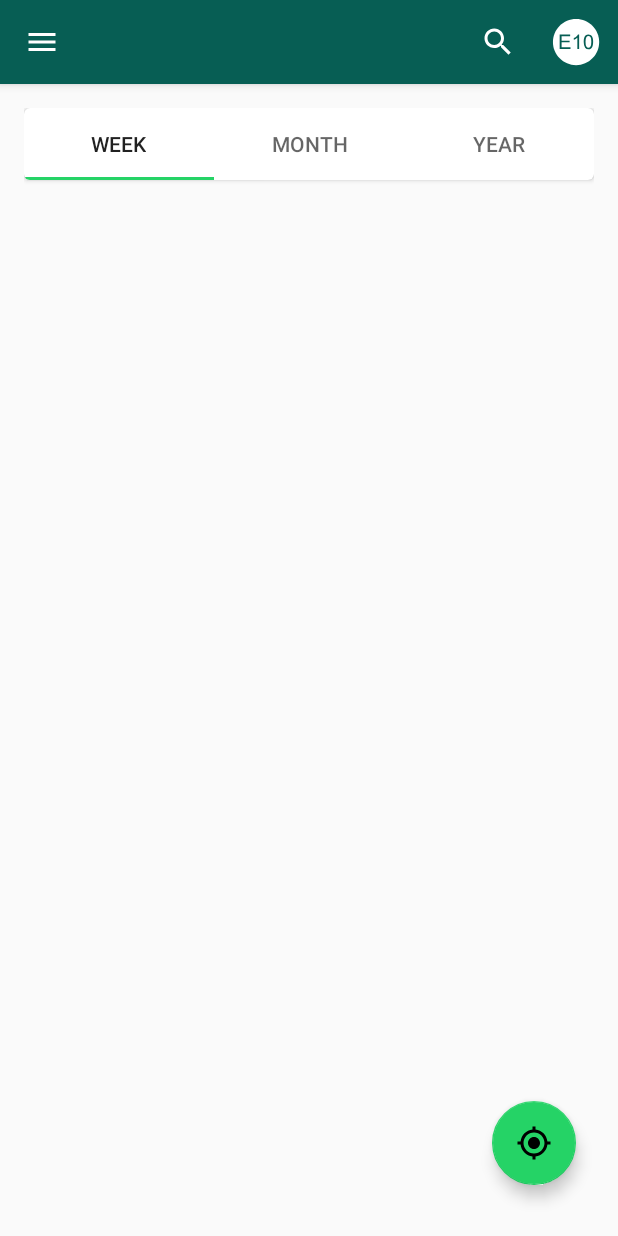
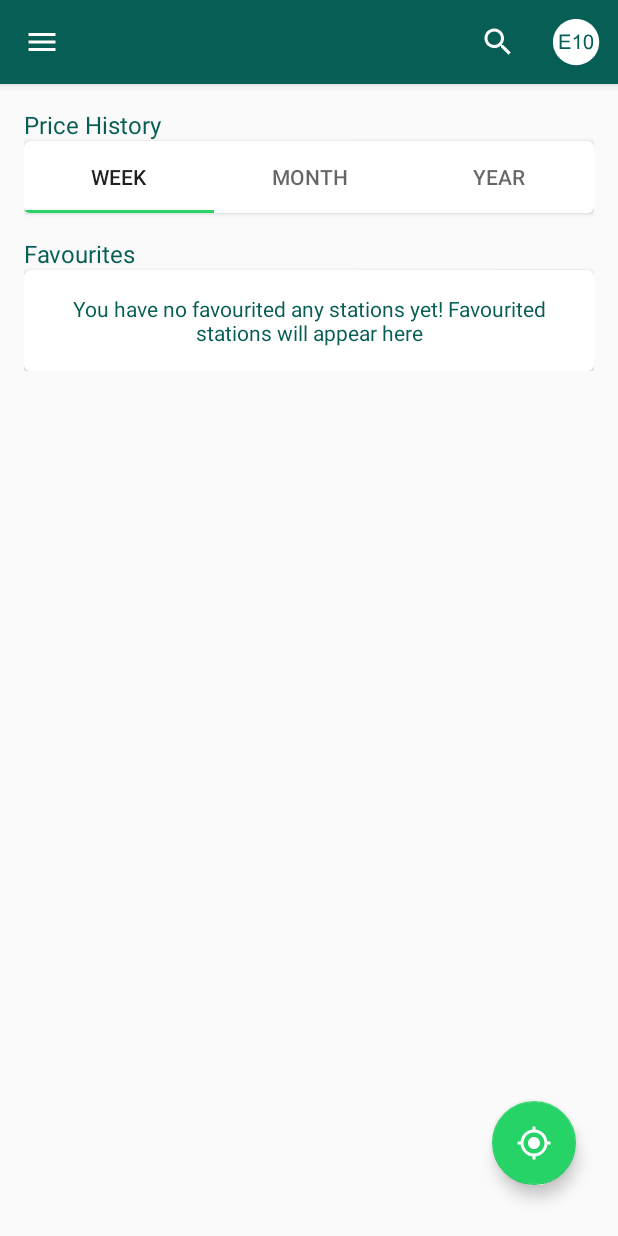
Before and after one commit to mrJayson/PetrolPatrol, an Android app: the HomeActivity screen opened directly, with no data from a screen before it, on a phone screen of 412 x 824 dp. Run offline under Robolectric (Android 15) with nearby library versions, the phone set to English and light mode, and no system bars; our stand-ins replace Volley; libraries missing offline, so code that uses them is left out: com.github.mikephil.charting; plain views replace PercentFrameLayout; network calls fail.

Commit message:
Add colour gradient indicators to list and details display now. Add favourites under the trends chart.

```diff
--- a/app/src/main/java/com/petrolpatrol/petrolpatrol/details/DetailsActivity.java
+++ b/app/src/main/java/com/petrolpatrol/petrolpatrol/details/DetailsActivity.java
@@ -68,7 +68,7 @@ public class DetailsActivity extends BaseActivity {
         getLayoutInflater().inflate(R.layout.activity_details, content);
 
         swipeContainer = (SwipeRefreshLayout) findViewById(R.id.container_swipe_refresh);
-        containerDetailsListView = (RecyclerView) findViewById(R.id.container_list_list);
+        containerDetailsListView = (RecyclerView) findViewById(R.id.container_list_details);
         TextView name = (TextView) findViewById(R.id.details_name);
         name.setText(station.getName());
         TextView address = (TextView) findViewById(R.id.details_address);
--- a/app/src/main/java/com/petrolpatrol/petrolpatrol/home/HomeActivity.java
+++ b/app/src/main/java/com/petrolpatrol/petrolpatrol/home/HomeActivity.java
@@ -5,6 +5,8 @@ import android.support.design.widget.FloatingActionButton;
 import android.support.design.widget.TabLayout;
 import android.os.Bundle;
 import android.support.v4.content.ContextCompat;
+import android.support.v7.widget.LinearLayoutManager;
+import android.support.v7.widget.RecyclerView;
 import android.view.Menu;
 import android.view.MenuItem;
 import android.view.MotionEvent;
@@ -61,9 +63,11 @@ public class HomeActivity extends BaseActivity {
 
     private ChartResolution chartResolution;
 
+    private RecyclerView containerFavouritesListView;
+    private FavouritesAdapter adapter;
 
     private MenuItem fuelTypeMenuItem;
-    private TextView average;
+    private TextView averageTextView;
 
     @Override
     protected void onCreate(Bundle savedInstanceState) {
@@ -71,9 +75,11 @@ public class HomeActivity extends BaseActivity {
 
         getLayoutInflater().inflate(R.layout.activity_home, content);
 
-        average = (TextView) findViewById(R.id.today_price);
+        averageTextView = (TextView) findViewById(R.id.today_price);
 
         chartContainer = (FrameLayout) findViewById(R.id.container_chart);
+
+        containerFavouritesListView = (RecyclerView) findViewById(R.id.container_list_favourites);
 
         averages = new HashMap<>();
         dataWeek = new ArrayList<>();
@@ -124,6 +130,15 @@ public class HomeActivity extends BaseActivity {
                 @Override
                 public void onCompletion(Map<String, Average> res) {
                     averages = res;
+                    // Display the current averageTextView
+                    updateAverage(Preferences.getInstance(getBaseContext()).getString(Preferences.Key.SELECTED_FUELTYPE));
+
+                    // assign the adapter
+                    RecyclerView.LayoutManager layoutManager = new LinearLayoutManager(getBaseContext());
+                    adapter = new FavouritesAdapter(averages, getBaseContext());
+                    adapter.setEmptyView(findViewById(R.id.empty_view_favourites));
+                    containerFavouritesListView.setLayoutManager(layoutManager);
+                    containerFavouritesListView.setAdapter(adapter);
                 }
             });
         }
@@ -174,6 +189,10 @@ public class HomeActivity extends BaseActivity {
             }
             updateVisibility(chartResolution);
         }
+
+        if (adapter != null) {
+            adapter.refresh();
+        }
     }
 
     @Override
@@ -188,6 +207,9 @@ public class HomeActivity extends BaseActivity {
                     int iconID = IDUtils.identify(Utils.fuelTypeToIconName(Preferences.getInstance(getBaseContext()).getString(Preferences.Key.SELECTED_FUELTYPE)), "drawable", getBaseContext());
                     fuelTypeMenuItem.setIcon(iconID);
                     retrieveTrendsData(Preferences.getInstance(getBaseContext()).getString(Preferences.Key.SELECTED_FUELTYPE));
+                    updateAverage(Preferences.getInstance(getBaseContext()).getString(Preferences.Key.SELECTED_FUELTYPE));
+                    adapter.refresh();
+
                 }
             });
         } catch (NoSuchFieldException e) {
@@ -232,11 +254,6 @@ public class HomeActivity extends BaseActivity {
                     chartYear = drawChart(dataYear, ChartResolution.YEAR, chartYear);
                 }
                 updateVisibility(chartResolution);
-
-                if (!averages.isEmpty()) {
-                    Average tp = averages.get(Preferences.getInstance(getBaseContext()).getString(Preferences.Key.SELECTED_FUELTYPE));
-                    average.setText(String.valueOf(tp.getPrice()));
-                }
             }
         });
     }
@@ -428,6 +445,17 @@ public class HomeActivity extends BaseActivity {
         }
     }
 
+    /**
+     * Changes the average price that is displayed to the user based on the selected fueltype.
+     * @param selectedFuelType The new fueltype to display
+     */
+    private void updateAverage(String selectedFuelType) {
+        Average average = averages.get(selectedFuelType);
+        if (average != null) {
+            averageTextView.setText(String.valueOf(average.getPrice()));
+        }
+    }
+
     @Override
     public void startActivity(Intent intent) {
         // Check if search intent
--- a/app/src/main/java/com/petrolpatrol/petrolpatrol/list/ListActivity.java
+++ b/app/src/main/java/com/petrolpatrol/petrolpatrol/list/ListActivity.java
@@ -84,7 +84,7 @@ public class ListActivity extends BaseActivity implements ListAdapter.Listener{
 
         getLayoutInflater().inflate(R.layout.activity_list, content);
 
-        containerList = (RecyclerView) findViewById(R.id.container_list_list);
+        containerList = (RecyclerView) findViewById(R.id.container_list_details);
 
         Preferences pref = Preferences.getInstance(getBaseContext());
 
--- a/app/src/main/res/drawable/ic_my_location_black_24dp.xml
+++ b/app/src/main/res/drawable/ic_my_location_black_24dp.xml
@@ -4,6 +4,6 @@
         android:viewportWidth="24.0"
         android:viewportHeight="24.0">
     <path
-        android:fillColor="#FF000000"
+        android:fillColor="#FFFFFFFF"
         android:pathData="M12,8c-2.21,0 -4,1.79 -4,4s1.79,4 4,4 4,-1.79 4,-4 -1.79,-4 -4,-4zM20.94,11c-0.46,-4.17 -3.77,-7.48 -7.94,-7.94L13,1h-2v2.06C6.83,3.52 3.52,6.83 3.06,11L1,11v2h2.06c0.46,4.17 3.77,7.48 7.94,7.94L11,23h2v-2.06c4.17,-0.46 7.48,-3.77 7.94,-7.94L23,13v-2h-2.06zM12,19c-3.87,0 -7,-3.13 -7,-7s3.13,-7 7,-7 7,3.13 7,7 -3.13,7 -7,7z"/>
 </vector>
--- a/app/src/main/res/layout/activity_details.xml
+++ b/app/src/main/res/layout/activity_details.xml
@@ -16,13 +16,13 @@
 
             <TextView
                     android:id="@+id/details_name"
-                    android:textSize="@dimen/details_name_font_size"
+                    android:textSize="@dimen/font_size_title"
                     android:layout_width="wrap_content"
                     android:layout_height="wrap_content"
                     android:layout_alignParentStart="true"/>
             <TextView
                     android:id="@+id/details_address"
-                    android:textSize="@dimen/details_address_font_size"
+                    android:textSize="@dimen/font_size_subheading"
                     android:layout_width="wrap_content"
                     android:layout_height="wrap_content"
                     android:layout_alignParentStart="true"
@@ -45,7 +45,7 @@
             android:layout_width="match_parent">
 
         <android.support.v7.widget.RecyclerView
-                android:id="@+id/container_list_list"
+                android:id="@+id/container_list_details"
                 android:layout_height="match_parent"
                 android:layout_width="match_parent"
                 android:scrollbars="vertical">
--- a/app/src/main/res/layout/activity_home.xml
+++ b/app/src/main/res/layout/activity_home.xml
@@ -1,24 +1,51 @@
-<LinearLayout
+<FrameLayout
         xmlns:android="http://schemas.android.com/apk/res/android"
         xmlns:tools="http://schemas.android.com/tools"
         xmlns:app="http://schemas.android.com/apk/res-auto"
         android:layout_width="match_parent"
-        android:layout_height="match_parent"
-        android:orientation="vertical">
+        android:layout_height="match_parent">
+
+    <ScrollView
+            android:layout_width="match_parent"
+            android:layout_height="match_parent">
+
+        <LinearLayout
+                android:layout_width="match_parent"
+                android:layout_height="wrap_content"
+                android:orientation="vertical"
+                android:isScrollContainer="true">
 
             <android.support.percent.PercentFrameLayout
                     android:layout_width="match_parent"
                     android:layout_height="wrap_content">
 
-        <TextView
-                android:id="@+id/today_price"
+                <LinearLayout
                         android:layout_width="0dp"
                         android:layout_height="0dp"
+                        android:orientation="vertical"
                         app:layout_widthPercent="100%"
                         app:layout_aspectRatio="178%"
                         android:background="@color/colorPrimary"
-                android:textSize="@dimen/today_price_font_size"
+                        android:paddingStart="@dimen/vertical_margin"
+                        android:paddingEnd="@dimen/vertical_margin"
+                        android:paddingTop="@dimen/horizontal_margin"
+                        android:paddingBottom="@dimen/horizontal_margin">
+
+                    <TextView
+                            android:layout_width="match_parent"
+                            android:layout_height="wrap_content"
+                            android:textSize="@dimen/font_size_title"
+                            android:textColor="@color/white"
+                            android:text="@string/title_home_average_price"/>
+
+                    <TextView
+                            android:id="@+id/today_price"
+                            android:layout_width="match_parent"
+                            android:layout_height="match_parent"
+                            android:textSize="@dimen/font_size_display_1"
                             android:textColor="@color/white"/>
+
+                </LinearLayout>
 
             </android.support.percent.PercentFrameLayout>
 
@@ -36,10 +63,18 @@
                         android:paddingTop="@dimen/horizontal_margin"
                         android:paddingBottom="@dimen/horizontal_margin">
 
+                    <TextView
+                            android:layout_width="match_parent"
+                            android:layout_height="wrap_content"
+                            android:textSize="@dimen/font_size_subheading"
+                            android:textColor="@color/colorPrimary"
+                            android:text="@string/title_home_price_history"/>
+
                     <android.support.v7.widget.CardView
                             xmlns:card_view="http://schemas.android.com/apk/res-auto"
                             android:layout_width="match_parent"
                             android:layout_height="wrap_content"
+                            android:paddingTop="@dimen/horizontal_margin"
                             card_view:cardCornerRadius="4dp">
 
                         <LinearLayout
@@ -73,7 +108,50 @@
 
                     </android.support.v7.widget.CardView>
 
+                    <TextView
+                            android:layout_width="match_parent"
+                            android:layout_height="wrap_content"
+                            android:textSize="@dimen/font_size_subheading"
+                            android:textColor="@color/colorPrimary"
+                            android:text="@string/title_home_favourites"
+                            android:paddingTop="@dimen/vertical_margin"/>
+
+                    <android.support.v7.widget.CardView
+                            xmlns:card_view="http://schemas.android.com/apk/res-auto"
+                            android:layout_width="match_parent"
+                            android:layout_height="wrap_content"
+                            android:paddingTop="@dimen/horizontal_margin"
+                            card_view:cardCornerRadius="4dp">
+
+                    <android.support.v7.widget.RecyclerView
+                            android:id="@+id/container_list_favourites"
+                            android:layout_width="match_parent"
+                            android:layout_height="wrap_content"
+                            android:scrollbars="vertical"
+                            android:paddingTop="@dimen/horizontal_margin"/>
+
+                    <TextView
+                            android:id="@+id/empty_view_favourites"
+                            android:layout_width="match_parent"
+                            android:layout_height="wrap_content"
+                            android:paddingStart="@dimen/vertical_margin"
+                            android:paddingEnd="@dimen/vertical_margin"
+                            android:paddingTop="@dimen/horizontal_margin"
+                            android:paddingBottom="@dimen/horizontal_margin"
+                            android:textColor="@color/colorPrimary"
+                            android:textSize="@dimen/font_size_body_2"
+                            android:textAlignment="center"
+                            android:text="@string/Message_home_no_favourites"/>
+
+                    </android.support.v7.widget.CardView>
+
                 </LinearLayout>
+
+            </FrameLayout>
+
+        </LinearLayout>
+
+    </ScrollView>
 
     <android.support.design.widget.FloatingActionButton
             android:id="@+id/fab_gps"
@@ -85,5 +163,3 @@
             android:src="@drawable/ic_my_location_black_24dp"/>
 
 </FrameLayout>
-
-</LinearLayout>
--- a/app/src/main/res/layout/activity_list.xml
+++ b/app/src/main/res/layout/activity_list.xml
@@ -5,7 +5,7 @@
              tools:context=".list.ListActivity">
 
     <android.support.v7.widget.RecyclerView
-            android:id="@+id/container_list_list"
+            android:id="@+id/container_list_details"
             android:layout_height="match_parent"
             android:layout_width="match_parent"
             android:scrollbars="vertical">
--- a/app/src/main/res/values/dimens.xml
+++ b/app/src/main/res/values/dimens.xml
@@ -5,13 +5,9 @@
 
     <dimen name="horizontal_margin">16dp</dimen>
     <dimen name="vertical_margin">16dp</dimen>
+    <dimen name="content_margin">16dp</dimen>
 
     <dimen name="list_item_height">72dp</dimen>
-
-    <dimen name="details_name_font_size">20sp</dimen>
-    <dimen name="details_address_font_size">16sp</dimen>
-    <dimen name="content_margin">16dp</dimen>
-
     <dimen name="details_item_height">72dp</dimen>
 
     <dimen name="icon_width">40dp</dimen>
@@ -19,7 +15,13 @@
 
     <dimen name="fab_margin">16dp</dimen>
 
-    <dimen name="today_price_font_size">56sp</dimen>
+    <dimen name="font_size_subheading">16sp</dimen>
+    <dimen name="font_size_body_1">13sp</dimen>
+    <dimen name="font_size_body_2">14sp</dimen>
+    <dimen name="font_size_title">20sp</dimen>
+    <dimen name="font_size_display_1">34sp</dimen>
+    <dimen name="font_size_display_2">45sp</dimen>
+    <dimen name="font_size_display_3">56sp</dimen>
 
     <dimen name="trend_card_height">298dp</dimen> <!-- trend_card_height is the sum of chart and tab heights -->
     <dimen name="trend_chart_height">250dp</dimen>
--- a/app/src/main/res/values/strings.xml
+++ b/app/src/main/res/values/strings.xml
@@ -33,7 +33,13 @@
     <string name="fueltype_EV">EV</string>
     <string name="fueltype_H2">H2</string>
 
-    <string name="circle_content_description">heat circle</string>
+    <string name="title_home_average_price">Current Average Price</string>
+
+    <string name="title_home_price_history">Price History</string>
+
+    <string name="title_home_favourites">Favourites</string>
+
+    <string name="Message_home_no_favourites">You have no favourited any stations yet! Favourited stations will appear here</string>
 
     <!-- Maps Toolbar Menu Items -->
 
@@ -46,7 +52,6 @@
     <!-- Details Item Content -->
     <string name="item_details_lastupdated">Last Updated: %1$s</string>
     <string name="item_details_icon_brand_content_description">brand logo</string>
-    <string name="item_details_icon_circle_content_description">@string/circle_content_description</string>
 
     <!-- Navigation Drawer Menu Items -->
 
```
Also changed, not shown: app/src/main/java/com/petrolpatrol/petrolpatrol/home/FavouritesAdapter.java (added, +121 -0 lines), app/src/main/res/layout/item_favourites.xml (added, +48 -0 lines). Lines whose indentation alone changed are shown as unchanged.
